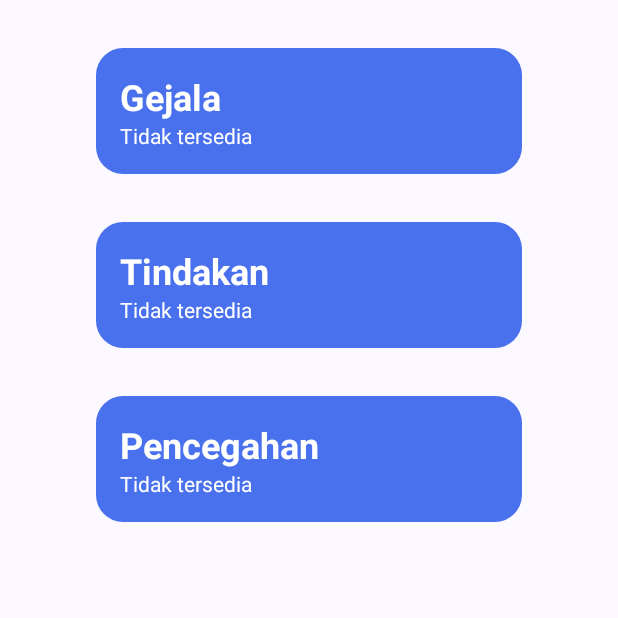
After one commit to aldirahmanhh/FishMate, an Android app: the SugesstionActivity screen opened directly, with no data from a screen before it, on a phone screen of 412 x 824 dp, the top half of it. The commit adds this screen. Run offline under Robolectric (Android 15) with nearby library versions, the phone set to English and light mode, and no system bars.

```diff
--- a/FishMate/app/src/main/AndroidManifest.xml
+++ b/FishMate/app/src/main/AndroidManifest.xml
@@ -24,6 +24,9 @@
         android:supportsRtl="true"
         android:theme="@style/Theme.FishMate"
         tools:targetApi="31">
+        <activity
+            android:name=".ui.sugesstion.SugesstionActivity"
+            android:exported="true" />
         <activity
             android:name=".ui.HistoryActivity"
             android:exported="false" />
--- a/FishMate/app/src/main/java/com/bangkit/fishmate/ui/capture/CaptureActivity.kt
+++ b/FishMate/app/src/main/java/com/bangkit/fishmate/ui/capture/CaptureActivity.kt
@@ -61,6 +61,7 @@ class CaptureActivity : AppCompatActivity() {
     }
 
     private fun setupUI() {
+
         galleryButton.setOnClickListener {
             openGallery()
         }
--- a/FishMate/app/src/main/java/com/bangkit/fishmate/ui/changeAuth/ForgotPassword.kt
+++ b/FishMate/app/src/main/java/com/bangkit/fishmate/ui/changeAuth/ForgotPassword.kt
@@ -64,7 +64,7 @@ class ForgotPassword : AppCompatActivity() {
         val emailInput = email.text.toString()
 
         if (emailInput.isEmpty()) {
-            email.error = getString(R.string.email_required)
+            email.error = getString(R.string.mail_required)
             return
         }
 
--- /dev/null
+++ b/FishMate/app/src/main/java/com/bangkit/fishmate/ui/sugesstion/SugesstionActivity.kt
@@ -0,0 +1,33 @@
+package com.bangkit.fishmate.ui.sugesstion
+
+import android.os.Bundle
+import android.util.Log
+import android.widget.TextView
+import androidx.appcompat.app.AppCompatActivity
+import com.bangkit.fishmate.R
+
+class SugesstionActivity : AppCompatActivity() {
+
+    private lateinit var tindakanTextView: TextView
+    private lateinit var pencegahanTextView: TextView
+    private lateinit var gejalaTextView: TextView
+
+    override fun onCreate(savedInstanceState: Bundle?) {
+        super.onCreate(savedInstanceState)
+        setContentView(R.layout.activity_sugesstion)
+
+        tindakanTextView = findViewById(R.id.actionDesc)
+        pencegahanTextView = findViewById(R.id.preventionDesc)
+        gejalaTextView = findViewById(R.id.symptomDesc)
+
+        val tindakan = intent.getStringExtra("Tindakan")
+        val pencegahan = intent.getStringExtra("Pencegahan")
+        val informasi = intent.getStringExtra("Informasi")
+
+        Log.d("INi SUGEST", "tindakan = $tindakan, pencegahan = $pencegahan, informasi = $informasi")
+
+        tindakanTextView.text = tindakan ?: "Tidak tersedia"
+        pencegahanTextView.text = pencegahan ?: "Tidak tersedia"
+        gejalaTextView.text = informasi ?: "Tidak tersedia"
+    }
+}
--- a/FishMate/app/src/main/res/drawable/button_background.xml
+++ b/FishMate/app/src/main/res/drawable/button_background.xml
@@ -1,5 +1,5 @@
 <shape xmlns:android="http://schemas.android.com/apk/res/android">
     <solid android:color="@color/md_theme_primary" /> <!-- Change to your button color -->
-    <corners android:radius="8dp" /> <!-- Lower the corner radius here -->
+    <corners android:radius="18dp" /> <!-- Lower the corner radius here -->
     <padding android:left="12dp" android:right="12dp" android:top="8dp" android:bottom="8dp" />
 </shape>
--- /dev/null
+++ b/FishMate/app/src/main/res/layout/activity_sugesstion.xml
@@ -0,0 +1,106 @@
+<ScrollView xmlns:android="http://schemas.android.com/apk/res/android"
+    xmlns:app="http://schemas.android.com/apk/res-auto"
+    android:layout_width="match_parent"
+    android:layout_height="match_parent"
+    android:layout_marginBottom="32dp"
+    android:layout_marginStart="32dp"
+    android:layout_marginEnd="32dp"
+    android:orientation="vertical"
+
+    >
+
+    <androidx.constraintlayout.widget.ConstraintLayout
+        android:layout_width="match_parent"
+        android:layout_height="match_parent">
+
+        <LinearLayout
+            android:id="@+id/symptomBox"
+            android:layout_width="0dp"
+            android:layout_height="wrap_content"
+            android:layout_margin="32dp"
+            android:background="@drawable/button_background"
+            android:orientation="vertical"
+            android:padding="16dp"
+            app:layout_constraintEnd_toEndOf="parent"
+            app:layout_constraintStart_toStartOf="parent"
+            app:layout_constraintTop_toTopOf="parent">
+
+            <TextView
+                android:id="@+id/tv_symptom"
+                android:layout_width="wrap_content"
+                android:layout_height="wrap_content"
+                android:text="@string/gejala"
+                android:textColor="@color/text_color"
+                android:textSize="24sp"
+                android:textStyle="bold" />
+
+            <TextView
+                android:id="@+id/symptomDesc"
+                android:layout_width="wrap_content"
+                android:layout_height="wrap_content"
+                android:text="@string/isi_gejala"
+                android:textColor="@color/text_color" />
+        </LinearLayout>
+
+        <LinearLayout
+            android:id="@+id/tindakanBox"
+            android:layout_width="0dp"
+            android:layout_height="wrap_content"
+            android:layout_margin="32dp"
+            android:background="@drawable/button_background"
+            android:orientation="vertical"
+            android:padding="16dp"
+            app:layout_constraintEnd_toEndOf="parent"
+            app:layout_constraintStart_toStartOf="parent"
+            app:layout_constraintTop_toBottomOf="@id/symptomBox">
+
+            <TextView
+                android:id="@+id/tv_action"
+                android:layout_width="wrap_content"
+                android:layout_height="wrap_content"
+                android:text="@string/tindakan"
+                android:textColor="@color/text_color"
+                android:textSize="24sp"
+                android:textStyle="bold" />
+
+            <TextView
+                android:id="@+id/actionDesc"
+                android:layout_width="wrap_content"
+                android:layout_height="wrap_content"
+                android:text="@string/isi_tindakan"
+                android:textColor="@color/text_color" />
+
+        </LinearLayout>
+
+        <LinearLayout
+            android:id="@+id/pencegahanBox"
+            android:layout_width="0dp"
+            android:layout_height="wrap_content"
+            android:layout_margin="32dp"
+            android:background="@drawable/button_background"
+            android:orientation="vertical"
+            android:padding="16dp"
+            app:layout_constraintEnd_toEndOf="parent"
+            app:layout_constraintStart_toStartOf="parent"
+            app:layout_constraintTop_toBottomOf="@id/tindakanBox">
+
+            <TextView
+                android:id="@+id/tv_prevention"
+                android:layout_width="wrap_content"
+                android:layout_height="wrap_content"
+                android:text="@string/pencegahan"
+                android:textColor="@color/text_color"
+                android:textSize="24sp"
+                android:textStyle="bold" />
+
+            <TextView
+                android:id="@+id/preventionDesc"
+                android:layout_width="wrap_content"
+                android:layout_height="wrap_content"
+                android:text="@string/isi_pencegahan"
+                android:textColor="@color/text_color" />
+
+        </LinearLayout>
+    </androidx.constraintlayout.widget.ConstraintLayout>
+
+</ScrollView>
--- a/FishMate/app/src/main/res/layout/fragment_profile.xml
+++ b/FishMate/app/src/main/res/layout/fragment_profile.xml
@@ -70,13 +70,16 @@
         android:layout_marginRight="16dp"
         android:layout_marginBottom="16dp"
         android:text="@string/dark_mode"
+        android:textColor="@color/text_color"
         android:background="@drawable/button_background"
         app:layout_constraintTop_toBottomOf="@id/button_change_password"
         app:layout_constraintStart_toStartOf="parent"
         app:layout_constraintEnd_toEndOf="parent"
         android:layout_marginTop="16dp"
         android:padding="12dp"
-        tools:ignore="UseSwitchCompatOrMaterialXml" />
+        tools:ignore="UseSwitchCompatOrMaterialXml"
+        android:thumbTint="@color/thumbTint"
+        android:trackTint="@color/trackTint"/>
 
     <Button
         android:id="@+id/button_logout"
--- a/FishMate/app/src/main/res/values-night/colors.xml
+++ b/FishMate/app/src/main/res/values-night/colors.xml
@@ -1,6 +1,6 @@
 <?xml version="1.0" encoding="utf-8"?>
 <resources>
-    <color name="md_theme_primary">#C3C0FF</color>
+    <color name="md_theme_primary">#33D4EE</color>
     <color name="md_theme_onPrimary">#1F00A5</color>
     <color name="md_theme_primaryContainer">#534BD7</color>
     <color name="md_theme_onPrimaryContainer">#FFFFFF</color>
@@ -165,4 +165,7 @@
     <color name="colorOnCustomColor2_highContrast">#000000</color>
     <color name="colorCustomColor2Container_highContrast">#60DCEA</color>
     <color name="colorOnCustomColor2Container_highContrast">#000000</color>
+    <color name="text_color">#362ABB</color>
+    <color name="thumbTint">#362ABB</color>
+    <color name="trackTint">#000000</color>
 </resources>
--- a/FishMate/app/src/main/res/values/colors.xml
+++ b/FishMate/app/src/main/res/values/colors.xml
@@ -1,6 +1,6 @@
 <?xml version="1.0" encoding="utf-8"?>
 <resources>
-    <color name="md_theme_primary">#362ABB</color>
+    <color name="md_theme_primary">#4971ED</color>
     <color name="md_theme_onPrimary">#FFFFFF</color>
     <color name="md_theme_primaryContainer">#5C55E0</color>
     <color name="md_theme_onPrimaryContainer">#FFFFFF</color>
@@ -165,4 +165,7 @@
     <color name="colorOnCustomColor2_highContrast">#FFFFFF</color>
     <color name="colorCustomColor2Container_highContrast">#004B51</color>
     <color name="colorOnCustomColor2Container_highContrast">#FFFFFF</color>
+    <color name="text_color">#FFFFFF</color>
+    <color name="thumbTint">#33D4EE</color>
+    <color name="trackTint">#FFFFFF</color>
 </resources>
```
Also changed, not shown: FishMate/app/src/main/java/com/bangkit/fishmate/ui/result/ResultActivity.kt (+69 -37 lines), FishMate/app/src/main/java/com/bangkit/fishmate/ui/result/ResultViewModel.kt (+59 -52 lines), FishMate/app/src/main/res/drawable/alert_ikan.xml (added, +162 -0 lines), FishMate/app/src/main/res/drawable/history.xml (added, +33 -0 lines), FishMate/app/src/main/res/layout/activity_result.xml (+33 -19 lines), FishMate/app/src/main/res/layout/fragment_home.xml (+7 -7 lines), FishMate/app/src/main/res/values/strings.xml (+43 -62 lines), FishMate/app/src/main/res/drawable/asset.png (added).
